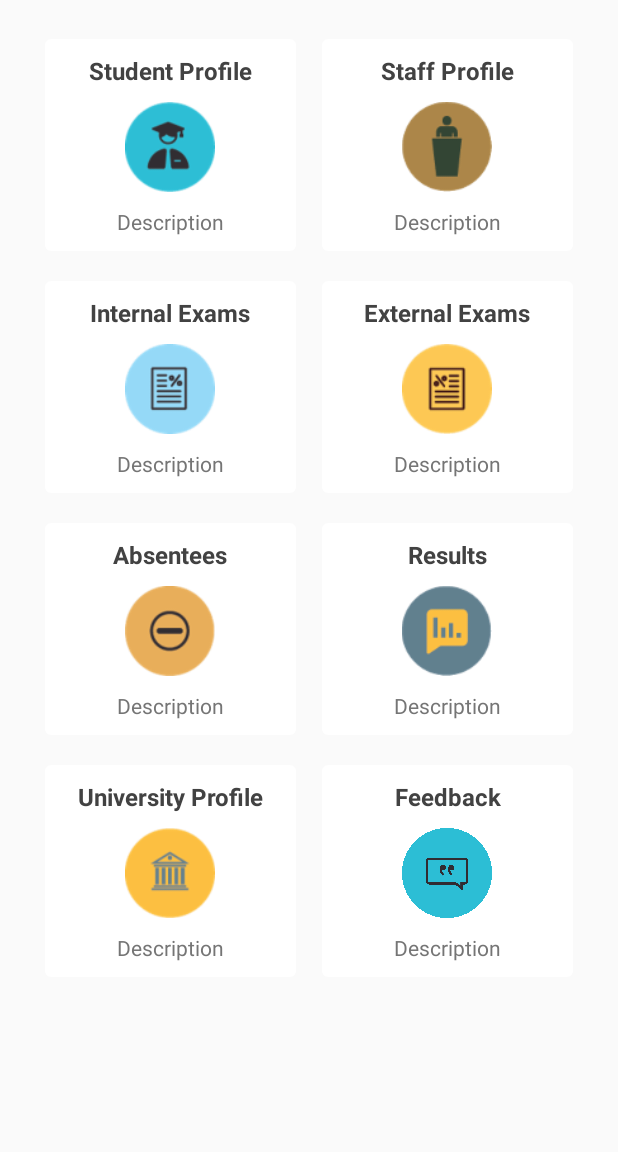
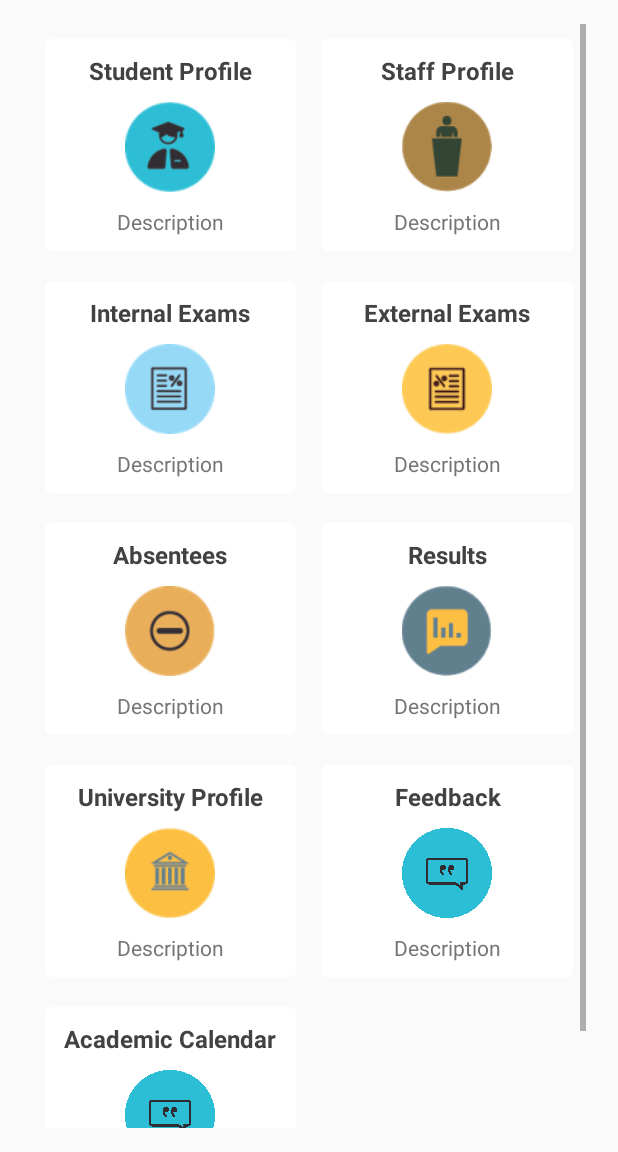
Before and after one commit to kranthi0987/CollegeManagement-ManagementApp, an Android app: the ManagementHome screen opened directly, with no data from a screen before it, on a phone screen of 412 x 824 dp, the part 84-1236 px from its top. Run offline under Robolectric (Android 15) with nearby library versions, the phone set to English and light mode, and no system bars; our stand-ins replace Picasso; libraries missing offline, so code that uses them is left out: com.balysv.materialripple; plain views replace MaterialRippleLayout; pictures from the network do not load.

Commit message:
partially updated academic calendar

```diff
--- a/app/src/main/AndroidManifest.xml
+++ b/app/src/main/AndroidManifest.xml
@@ -89,6 +89,11 @@
             android:name=".management.ManagementHome"
             android:label="@string/title_activity_management_home"
             android:theme="@style/AppTheme.NoActionBar"></activity>
+        <activity
+            android:name=".AcademicCalendar"
+            android:label="@string/title_activity_management_home"
+            android:theme="@style/AppTheme.NoActionBar"></activity>
+
     </application>
 
 </manifest>
--- a/app/src/main/java/app/managementapp/college/com/collegemanagement/adapters/MenuGridAdapter.java
+++ b/app/src/main/java/app/managementapp/college/com/collegemanagement/adapters/MenuGridAdapter.java
@@ -19,6 +19,7 @@ import com.squareup.picasso.Picasso;
 import java.util.ArrayList;
 import java.util.List;
 
+import app.managementapp.college.com.collegemanagement.AcademicCalendar;
 import app.managementapp.college.com.collegemanagement.ApplyLeave;
 import app.managementapp.college.com.collegemanagement.ExternalExams;
 import app.managementapp.college.com.collegemanagement.FeedbackList;
@@ -32,40 +33,11 @@ import app.managementapp.college.com.collegemanagement.widget.CircleTransform;
 public class MenuGridAdapter extends RecyclerView.Adapter<MenuGridAdapter.ViewHolder> implements Filterable {
 
     private final int mBackground;
-
+    private final TypedValue mTypedValue = new TypedValue();
     private List<MenuItem> original_items = new ArrayList<>();
     private List<MenuItem> filtered_items = new ArrayList<>();
     private ItemFilter mFilter = new ItemFilter();
-
-    private final TypedValue mTypedValue = new TypedValue();
-
     private Context ctx;
-
-    public class ViewHolder extends RecyclerView.ViewHolder implements View.OnClickListener {
-        // each data item is just a string in this case
-        public TextView title;
-        public TextView content;
-        public ImageView image;
-        public LinearLayout clickListener;
-
-        public ViewHolder(View v) {
-            super(v);
-            title = (TextView) v.findViewById(R.id.title);
-//            content = (TextView) v.findViewById(R.id.content);
-            image = (ImageView) v.findViewById(R.id.image);
-            clickListener = (LinearLayout) v.findViewById(R.id.clickListener);
-        }
-
-        @Override
-        public void onClick(View v) {
-
-            Log.e("emoveeee",  getPosition() + " " + v.getId());
-        }
-    }
-
-    public Filter getFilter() {
-        return mFilter;
-    }
 
     // Provide a suitable constructor (depends on the kind of dataset)
     public MenuGridAdapter(Context ctx, List<MenuItem> items) {
@@ -74,6 +46,10 @@ public class MenuGridAdapter extends RecyclerView.Adapter<MenuGridAdapter.ViewHo
         filtered_items = items;
         ctx.getTheme().resolveAttribute(R.attr.selectableItemBackground, mTypedValue, true);
         mBackground = mTypedValue.resourceId;
+    }
+
+    public Filter getFilter() {
+        return mFilter;
     }
 
     @Override
@@ -106,6 +82,28 @@ public class MenuGridAdapter extends RecyclerView.Adapter<MenuGridAdapter.ViewHo
     @Override
     public long getItemId(int position) {
         return filtered_items.get(position).getId();
+    }
+
+    public class ViewHolder extends RecyclerView.ViewHolder implements View.OnClickListener {
+        // each data item is just a string in this case
+        public TextView title;
+        public TextView content;
+        public ImageView image;
+        public LinearLayout clickListener;
+
+        public ViewHolder(View v) {
+            super(v);
+            title = (TextView) v.findViewById(R.id.title);
+//            content = (TextView) v.findViewById(R.id.content);
+            image = (ImageView) v.findViewById(R.id.image);
+            clickListener = (LinearLayout) v.findViewById(R.id.clickListener);
+        }
+
+        @Override
+        public void onClick(View v) {
+
+            Log.e("emoveeee", getPosition() + " " + v.getId());
+        }
     }
 
     private class ItemFilter extends Filter {
@@ -174,6 +172,9 @@ public class MenuGridAdapter extends RecyclerView.Adapter<MenuGridAdapter.ViewHo
             if(position == 7){
                 i = new Intent(ctx, FeedbackList.class);
             }
+            if (position == 8) {
+                i = new Intent(ctx, AcademicCalendar.class);
+            }
             if(i != null) ctx.startActivity(i);
             }
         }
--- a/app/src/main/java/app/managementapp/college/com/collegemanagement/management/ManagementHome.java
+++ b/app/src/main/java/app/managementapp/college/com/collegemanagement/management/ManagementHome.java
@@ -27,6 +27,25 @@ public class ManagementHome extends AppCompatActivity
         implements NavigationView.OnNavigationItemSelectedListener {
 
     RecyclerView recyclerView;
+
+    public static List<app.managementapp.college.com.collegemanagement.model.MenuItem> getMenuData(Context ctx) {
+        List<app.managementapp.college.com.collegemanagement.model.MenuItem> items = new ArrayList<>();
+        String s_name[] = ctx.getResources().getStringArray(R.array.menu_name);
+        String s_date[] = ctx.getResources().getStringArray(R.array.groups_date);
+        TypedArray drw_arr = ctx.getResources().obtainTypedArray(R.array.menu_photos);
+
+        items.add(new app.managementapp.college.com.collegemanagement.model.MenuItem(0, s_date[0], s_name[0], "", drw_arr.getResourceId(0, -1)));
+        items.add(new app.managementapp.college.com.collegemanagement.model.MenuItem(1, s_date[1], s_name[1], "", drw_arr.getResourceId(1, -1)));
+        items.add(new app.managementapp.college.com.collegemanagement.model.MenuItem(2, s_date[2], s_name[2], "", drw_arr.getResourceId(2, -1)));
+        items.add(new app.managementapp.college.com.collegemanagement.model.MenuItem(3, s_date[3], s_name[3], "", drw_arr.getResourceId(3, -1)));
+        items.add(new app.managementapp.college.com.collegemanagement.model.MenuItem(3, s_date[3], s_name[4], "", drw_arr.getResourceId(4, -1)));
+        items.add(new app.managementapp.college.com.collegemanagement.model.MenuItem(3, s_date[3], s_name[5], "", drw_arr.getResourceId(5, -1)));
+        items.add(new app.managementapp.college.com.collegemanagement.model.MenuItem(3, s_date[3], s_name[6], "", drw_arr.getResourceId(6, -1)));
+        items.add(new app.managementapp.college.com.collegemanagement.model.MenuItem(3, s_date[3], s_name[7], "", drw_arr.getResourceId(7, -1)));
+        items.add(new app.managementapp.college.com.collegemanagement.model.MenuItem(3, s_date[3], s_name[8], "", drw_arr.getResourceId(7, -1)));
+
+        return items;
+    }
 
     @Override
     protected void onCreate(Bundle savedInstanceState) {
@@ -58,25 +77,6 @@ public class ManagementHome extends AppCompatActivity
 
         MenuGridAdapter mAdapter = new MenuGridAdapter(this, getMenuData(this));
         recyclerView.setAdapter(mAdapter);
-    }
-
-
-    public static List<app.managementapp.college.com.collegemanagement.model.MenuItem> getMenuData(Context ctx)  {
-        List<app.managementapp.college.com.collegemanagement.model.MenuItem> items = new ArrayList<>();
-        String s_name[] = ctx.getResources().getStringArray(R.array.menu_name);
-        String s_date[] = ctx.getResources().getStringArray(R.array.groups_date);
-        TypedArray drw_arr = ctx.getResources().obtainTypedArray(R.array.menu_photos);
-
-        items.add(new app.managementapp.college.com.collegemanagement.model.MenuItem(0, s_date[0], s_name[0], "", drw_arr.getResourceId(0, -1)));
-        items.add(new app.managementapp.college.com.collegemanagement.model.MenuItem(1, s_date[1], s_name[1], "", drw_arr.getResourceId(1, -1)));
-        items.add(new app.managementapp.college.com.collegemanagement.model.MenuItem(2, s_date[2], s_name[2], "", drw_arr.getResourceId(2, -1)));
-        items.add(new app.managementapp.college.com.collegemanagement.model.MenuItem(3, s_date[3], s_name[3], "", drw_arr.getResourceId(3, -1)));
-        items.add(new app.managementapp.college.com.collegemanagement.model.MenuItem(3, s_date[3], s_name[4], "", drw_arr.getResourceId(4, -1)));
-        items.add(new app.managementapp.college.com.collegemanagement.model.MenuItem(3, s_date[3], s_name[5], "", drw_arr.getResourceId(5, -1)));
-        items.add(new app.managementapp.college.com.collegemanagement.model.MenuItem(3, s_date[3], s_name[6], "", drw_arr.getResourceId(6, -1)));
-        items.add(new app.managementapp.college.com.collegemanagement.model.MenuItem(3, s_date[3], s_name[7], "", drw_arr.getResourceId(7, -1)));
-
-        return items;
     }
 
     public void clicked(String clickOn){
--- /dev/null
+++ b/app/src/main/res/layout/activity_academic_calendar.xml
@@ -0,0 +1,6 @@
+<?xml version="1.0" encoding="utf-8"?>
+<LinearLayout xmlns:android="http://schemas.android.com/apk/res/android"
+    android:layout_width="match_parent"
+    android:layout_height="match_parent">
+
+</LinearLayout>
--- a/app/src/main/res/values/strings.xml
+++ b/app/src/main/res/values/strings.xml
@@ -38,6 +38,7 @@
         <item>Results</item>
         <item>University Profile</item>
         <item>Feedback</item>
+        <item>Academic Calendar</item>
     </string-array>
 
     <integer-array name="menu_photos">
@@ -49,6 +50,7 @@
         <item>@drawable/results</item>
         <item>@drawable/university</item>
         <item>@drawable/menu_icon_feedback</item>
+        <item>@drawable/menu_icon_academiccalendar</item>
     </integer-array>
 
     <string-array name="groups_date">
@@ -72,5 +74,6 @@
     <string name="title_activity_apply_leave_alternative_selection">ApplyLeaveAlternativeSelection
     </string>
     <string name="title_activity_management_home">ManagementHome</string>
+    <string name="title_activity_academic_calendar">Academic Calendar</string>
 
 </resources>
```
Also changed, not shown: app/src/main/java/app/managementapp/college/com/collegemanagement/AcademicCalendar.java (added, +19 -0 lines), app/src/main/res/drawable-xxhdpi/menu_icon_academiccalendar.png (added).
